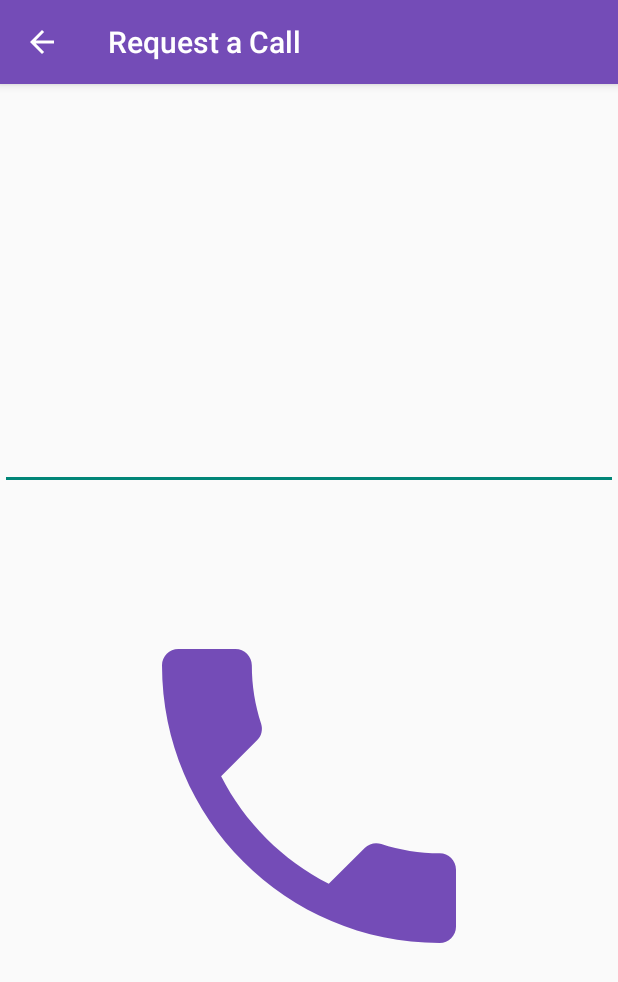
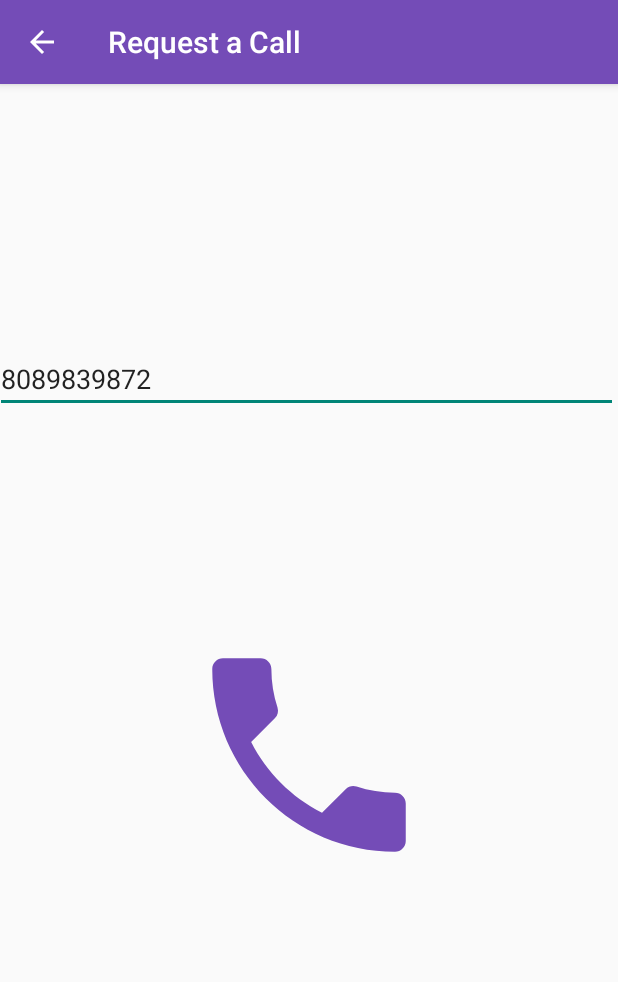
Before and after one commit to chriscsykes/InSIght, an Android app: the RequestCallActivity screen opened directly, with no data from a screen before it, after a tap on an icon or button, on a phone screen of 412 x 824 dp. Shown: the top 982 px of the screen. Run offline under Robolectric (Android 15) with nearby library versions, the phone set to English and light mode, and no system bars; libraries missing offline, so code that uses them is left out: androidx.camera.core, com.google.firebase.ml.

Commit message:
Added a default phone number, and made call button bigger

```diff
--- a/app/src/main/java/edu/dartmouth/cs/finalproject/activities/RequestCallActivity.java
+++ b/app/src/main/java/edu/dartmouth/cs/finalproject/activities/RequestCallActivity.java
@@ -25,6 +25,7 @@ public class RequestCallActivity extends AppCompatActivity {
 
     private static final int REQUEST_CALL = 1;
     private EditText mEditTextNum;
+    private static final String NUM_TO_CALL = "8089839872";
 
     private TextToSpeechEngine mTextToSpeechEngine;
     private TextToSpeechDriver mTextToSpeechDriver;
@@ -48,6 +49,9 @@ public class RequestCallActivity extends AppCompatActivity {
         mEditTextNum = findViewById(R.id.edit_text_number);
         ImageView imageCall = findViewById(R.id.image_call);
 
+        // set the predetermined phone number to call for help
+        mEditTextNum.setText(NUM_TO_CALL);
+
         // when the phone image is pressed
         imageCall.setOnClickListener(new View.OnClickListener() {
             @Override
@@ -57,24 +61,16 @@ public class RequestCallActivity extends AppCompatActivity {
         });
     }
 
+    // checks for permission and sets up call
     private void makePhoneCall() {
-        String numToCall = mEditTextNum.getText().toString();
-
-        // make sure a number was entered
-        if (numToCall.trim().length() > 0) {
-            // check for permission
-            if (ContextCompat.checkSelfPermission(RequestCallActivity.this, Manifest.permission.CALL_PHONE) != PackageManager.PERMISSION_GRANTED) {
-                ActivityCompat.requestPermissions(RequestCallActivity.this, new String[] {Manifest.permission.CALL_PHONE}, REQUEST_CALL);
-            }
-            else {
-                // make the actual phone call
-                String dial = "tel:" + numToCall;
-                Intent intent = new Intent(Intent.ACTION_CALL, Uri.parse(dial));
-                startActivity(intent);
-            }
+        if (ContextCompat.checkSelfPermission(RequestCallActivity.this, Manifest.permission.CALL_PHONE) != PackageManager.PERMISSION_GRANTED) {
+            ActivityCompat.requestPermissions(RequestCallActivity.this, new String[] {Manifest.permission.CALL_PHONE}, REQUEST_CALL);
         }
         else {
-            Toast.makeText(RequestCallActivity.this, R.string.enter_phone_number, Toast.LENGTH_SHORT).show();
+            // make the actual phone call
+            String dial = "tel:" + NUM_TO_CALL;
+            Intent intent = new Intent(Intent.ACTION_CALL, Uri.parse(dial));
+            startActivity(intent);
         }
     }
 
--- a/app/src/main/res/layout/activity_request_call.xml
+++ b/app/src/main/res/layout/activity_request_call.xml
@@ -27,18 +27,18 @@
     <EditText
         android:id="@+id/edit_text_number"
         android:layout_width="match_parent"
-        android:layout_height="273dp"
+        android:layout_height="wrap_content"
         android:layout_alignParentStart="true"
         android:layout_alignParentTop="true"
-        android:layout_marginStart="0dp"
-        android:layout_marginTop="53dp"
+        android:layout_marginStart="-3dp"
+        android:layout_marginTop="230dp"
         android:inputType="phone" />
 
     <ImageView
         android:id="@+id/image_call"
         android:layout_width="match_parent"
-        android:layout_height="401dp"
-        android:layout_marginTop="330dp"
-        android:padding="70dp"
+        android:layout_height="456dp"
+        android:layout_marginTop="275dp"
+        android:padding="120dp"
         android:src="@drawable/ic_phone" />
 </RelativeLayout>
```
